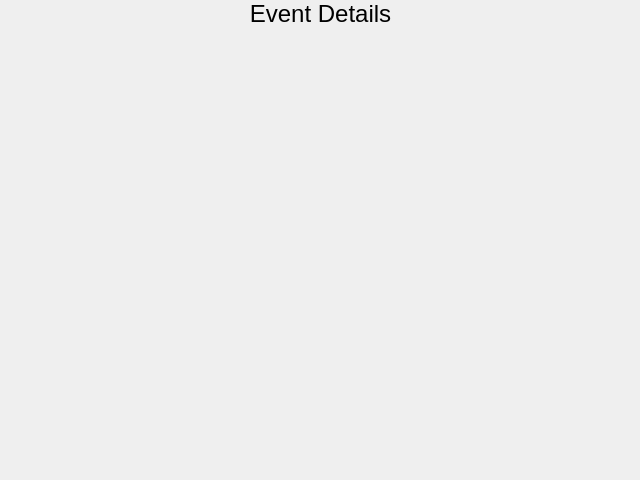
The window that ui_design/EventEditWindow.ui (baklesis/MasterPlan) describes before a commit, drawn with Qt 5.
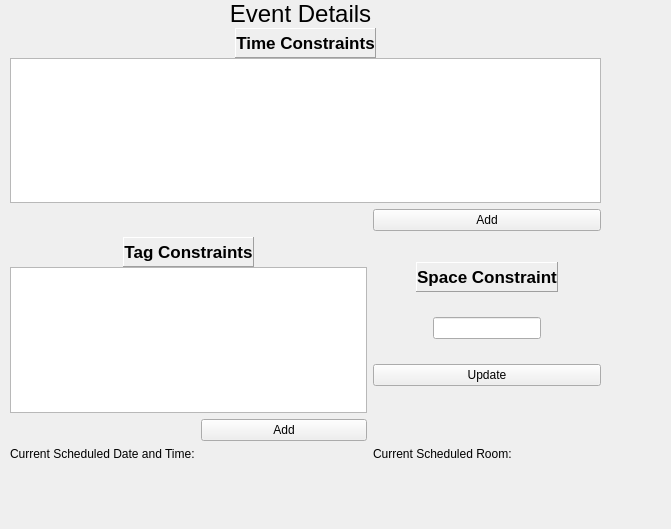
The same window after the commit. The open tabs and pages were chosen to show the change.

Commit message: Updated some UI files with QListWidget plus some extra widgets. Updated UI python files with new format.

```diff
--- a/ui_design/EventEditWindow.ui
+++ b/ui_design/EventEditWindow.ui
@@ -6,8 +6,8 @@
    <rect>
     <x>0</x>
     <y>0</y>
-    <width>640</width>
-    <height>480</height>
+    <width>671</width>
+    <height>529</height>
    </rect>
   </property>
   <property name="windowTitle">
@@ -19,7 +19,7 @@
      <rect>
       <x>0</x>
       <y>0</y>
-      <width>641</width>
+      <width>601</width>
       <height>481</height>
      </rect>
     </property>
@@ -63,6 +63,398 @@
           <verstretch>0</verstretch>
          </sizepolicy>
         </property>
+        <widget class="QWidget" name="gridLayoutWidget_2">
+         <property name="geometry">
+          <rect>
+           <x>10</x>
+           <y>0</y>
+           <width>591</width>
+           <height>453</height>
+          </rect>
+         </property>
+         <layout class="QGridLayout" name="gridLayout_3">
+          <property name="sizeConstraint">
+           <enum>QLayout::SetDefaultConstraint</enum>
+          </property>
+          <item row="1" column="2">
+           <widget class="QPushButton" name="pushButton_7">
+            <property name="text">
+             <string>Add</string>
+            </property>
+           </widget>
+          </item>
+          <item row="0" column="0" colspan="3">
+           <layout class="QVBoxLayout" name="verticalLayout_19" stretch="0,0">
+            <property name="spacing">
+             <number>0</number>
+            </property>
+            <property name="sizeConstraint">
+             <enum>QLayout::SetDefaultConstraint</enum>
+            </property>
+            <item>
+             <layout class="QHBoxLayout" name="horizontalLayout_15">
+              <item>
+               <spacer name="horizontalSpacer_29">
+                <property name="orientation">
+                 <enum>Qt::Horizontal</enum>
+                </property>
+                <property name="sizeHint" stdset="0">
+                 <size>
+                  <width>40</width>
+                  <height>20</height>
+                 </size>
+                </property>
+               </spacer>
+              </item>
+              <item>
+               <widget class="QLabel" name="label_32">
+                <property name="sizePolicy">
+                 <sizepolicy hsizetype="Minimum" vsizetype="Minimum">
+                  <horstretch>0</horstretch>
+                  <verstretch>1</verstretch>
+                 </sizepolicy>
+                </property>
+                <property name="minimumSize">
+                 <size>
+                  <width>0</width>
+                  <height>30</height>
+                 </size>
+                </property>
+                <property name="font">
+                 <font>
+                  <pointsize>13</pointsize>
+                  <weight>75</weight>
+                  <bold>true</bold>
+                  <strikeout>false</strikeout>
+                  <stylestrategy>PreferDefault</stylestrategy>
+                  <kerning>true</kerning>
+                 </font>
+                </property>
+                <property name="frameShape">
+                 <enum>QFrame::Panel</enum>
+                </property>
+                <property name="frameShadow">
+                 <enum>QFrame::Raised</enum>
+                </property>
+                <property name="lineWidth">
+                 <number>1</number>
+                </property>
+                <property name="midLineWidth">
+                 <number>1</number>
+                </property>
+                <property name="text">
+                 <string>Time Constraints</string>
+                </property>
+                <property name="alignment">
+                 <set>Qt::AlignCenter</set>
+                </property>
+                <property name="margin">
+                 <number>6</number>
+                </property>
+               </widget>
+              </item>
+              <item>
+               <spacer name="horizontalSpacer_30">
+                <property name="orientation">
+                 <enum>Qt::Horizontal</enum>
+                </property>
+                <property name="sizeHint" stdset="0">
+                 <size>
+                  <width>40</width>
+                  <height>20</height>
+                 </size>
+                </property>
+               </spacer>
+              </item>
+             </layout>
+            </item>
+            <item>
+             <widget class="QListView" name="listView_7"/>
+            </item>
+           </layout>
+          </item>
+          <item row="1" column="1">
+           <spacer name="horizontalSpacer_27">
+            <property name="orientation">
+             <enum>Qt::Horizontal</enum>
+            </property>
+            <property name="sizeType">
+             <enum>QSizePolicy::MinimumExpanding</enum>
+            </property>
+            <property name="sizeHint" stdset="0">
+             <size>
+              <width>150</width>
+              <height>20</height>
+             </size>
+            </property>
+           </spacer>
+          </item>
+          <item row="2" column="2">
+           <layout class="QVBoxLayout" name="verticalLayout_15" stretch="0,0,0">
+            <property name="spacing">
+             <number>0</number>
+            </property>
+            <property name="sizeConstraint">
+             <enum>QLayout::SetDefaultConstraint</enum>
+            </property>
+            <item>
+             <layout class="QHBoxLayout" name="horizontalLayout_11">
+              <item>
+               <spacer name="horizontalSpacer_21">
+                <property name="orientation">
+                 <enum>Qt::Horizontal</enum>
+                </property>
+                <property name="sizeHint" stdset="0">
+                 <size>
+                  <width>40</width>
+                  <height>20</height>
+                 </size>
+                </property>
+               </spacer>
+              </item>
+              <item>
+               <widget class="QLabel" name="label_24">
+                <property name="sizePolicy">
+                 <sizepolicy hsizetype="Minimum" vsizetype="Minimum">
+                  <horstretch>0</horstretch>
+                  <verstretch>1</verstretch>
+                 </sizepolicy>
+                </property>
+                <property name="minimumSize">
+                 <size>
+                  <width>0</width>
+                  <height>30</height>
+                 </size>
+                </property>
+                <property name="maximumSize">
+                 <size>
+                  <width>16777215</width>
+                  <height>30</height>
+                 </size>
+                </property>
+                <property name="font">
+                 <font>
+                  <pointsize>13</pointsize>
+                  <weight>75</weight>
+                  <bold>true</bold>
+                  <strikeout>false</strikeout>
+                  <stylestrategy>PreferDefault</stylestrategy>
+                  <kerning>true</kerning>
+                 </font>
+                </property>
+                <property name="frameShape">
+                 <enum>QFrame::Panel</enum>
+                </property>
+                <property name="frameShadow">
+                 <enum>QFrame::Raised</enum>
+                </property>
+                <property name="lineWidth">
+                 <number>1</number>
+                </property>
+                <property name="midLineWidth">
+                 <number>1</number>
+                </property>
+                <property name="text">
+                 <string>Space Constraint</string>
+                </property>
+                <property name="alignment">
+                 <set>Qt::AlignCenter</set>
+                </property>
+                <property name="margin">
+                 <number>6</number>
+                </property>
+               </widget>
+              </item>
+              <item>
+               <spacer name="horizontalSpacer_22">
+                <property name="orientation">
+                 <enum>Qt::Horizontal</enum>
+                </property>
+                <property name="sizeHint" stdset="0">
+                 <size>
+                  <width>40</width>
+                  <height>20</height>
+                 </size>
+                </property>
+               </spacer>
+              </item>
+             </layout>
+            </item>
+            <item>
+             <layout class="QHBoxLayout" name="horizontalLayout_12">
+              <item>
+               <spacer name="horizontalSpacer_23">
+                <property name="orientation">
+                 <enum>Qt::Horizontal</enum>
+                </property>
+                <property name="sizeType">
+                 <enum>QSizePolicy::Minimum</enum>
+                </property>
+                <property name="sizeHint" stdset="0">
+                 <size>
+                  <width>60</width>
+                  <height>20</height>
+                 </size>
+                </property>
+               </spacer>
+              </item>
+              <item>
+               <widget class="QLineEdit" name="lineEdit_3"/>
+              </item>
+              <item>
+               <spacer name="horizontalSpacer_24">
+                <property name="orientation">
+                 <enum>Qt::Horizontal</enum>
+                </property>
+                <property name="sizeType">
+                 <enum>QSizePolicy::Minimum</enum>
+                </property>
+                <property name="sizeHint" stdset="0">
+                 <size>
+                  <width>60</width>
+                  <height>20</height>
+                 </size>
+                </property>
+               </spacer>
+              </item>
+             </layout>
+            </item>
+            <item>
+             <widget class="QPushButton" name="pushButton_9">
+              <property name="text">
+               <string>Update</string>
+              </property>
+             </widget>
+            </item>
+           </layout>
+          </item>
+          <item row="5" column="2">
+           <widget class="QLabel" name="label_26">
+            <property name="text">
+             <string>&lt;Room&gt;</string>
+            </property>
+           </widget>
+          </item>
+          <item row="5" column="0">
+           <widget class="QLabel" name="label_33">
+            <property name="text">
+             <string>&lt;Datetime&gt;</string>
+            </property>
+           </widget>
+          </item>
+          <item row="4" column="0">
+           <widget class="QLabel" name="label_31">
+            <property name="text">
+             <string>Current Scheduled Date and Time:</string>
+            </property>
+           </widget>
+          </item>
+          <item row="4" column="2">
+           <widget class="QLabel" name="label_30">
+            <property name="text">
+             <string>Current Scheduled Room:</string>
+            </property>
+           </widget>
+          </item>
+          <item row="2" column="0" colspan="2">
+           <layout class="QVBoxLayout" name="verticalLayout_16" stretch="0,0">
+            <property name="spacing">
+             <number>0</number>
+            </property>
+            <property name="sizeConstraint">
+             <enum>QLayout::SetDefaultConstraint</enum>
+            </property>
+            <item>
+             <layout class="QHBoxLayout" name="horizontalLayout_13">
+              <item>
+               <spacer name="horizontalSpacer_25">
+                <property name="orientation">
+                 <enum>Qt::Horizontal</enum>
+                </property>
+                <property name="sizeHint" stdset="0">
+                 <size>
+                  <width>40</width>
+                  <height>20</height>
+                 </size>
+                </property>
+               </spacer>
+              </item>
+              <item>
+               <widget class="QLabel" name="label_25">
+                <property name="sizePolicy">
+                 <sizepolicy hsizetype="Minimum" vsizetype="Minimum">
+                  <horstretch>0</horstretch>
+                  <verstretch>1</verstretch>
+                 </sizepolicy>
+                </property>
+                <property name="minimumSize">
+                 <size>
+                  <width>0</width>
+                  <height>30</height>
+                 </size>
+                </property>
+                <property name="font">
+                 <font>
+                  <pointsize>13</pointsize>
+                  <weight>75</weight>
+                  <bold>true</bold>
+                  <strikeout>false</strikeout>
+                  <stylestrategy>PreferDefault</stylestrategy>
+                  <kerning>true</kerning>
+                 </font>
+                </property>
+                <property name="frameShape">
+                 <enum>QFrame::Panel</enum>
+                </property>
+                <property name="frameShadow">
+                 <enum>QFrame::Raised</enum>
+                </property>
+                <property name="lineWidth">
+                 <number>1</number>
+                </property>
+                <property name="midLineWidth">
+                 <number>1</number>
+                </property>
+                <property name="text">
+                 <string>Tag Constraints</string>
+                </property>
+                <property name="alignment">
+                 <set>Qt::AlignCenter</set>
+                </property>
+                <property name="margin">
+                 <number>6</number>
+                </property>
+               </widget>
+              </item>
+              <item>
+               <spacer name="horizontalSpacer_26">
+                <property name="orientation">
+                 <enum>Qt::Horizontal</enum>
+                </property>
+                <property name="sizeHint" stdset="0">
+                 <size>
+                  <width>40</width>
+                  <height>20</height>
+                 </size>
+                </property>
+               </spacer>
+              </item>
+             </layout>
+            </item>
+            <item>
+             <widget class="QListView" name="listView_6"/>
+            </item>
+           </layout>
+          </item>
+          <item row="3" column="1">
+           <widget class="QPushButton" name="pushButton_8">
+            <property name="text">
+             <string>Add</string>
+            </property>
+           </widget>
+          </item>
+         </layout>
+        </widget>
        </widget>
        <widget class="QWidget" name="AdminView">
         <property name="sizePolicy">
```
Left out of the diff: 6 changed lines with no effect on the pictures. The commit also changes 8 other files.
